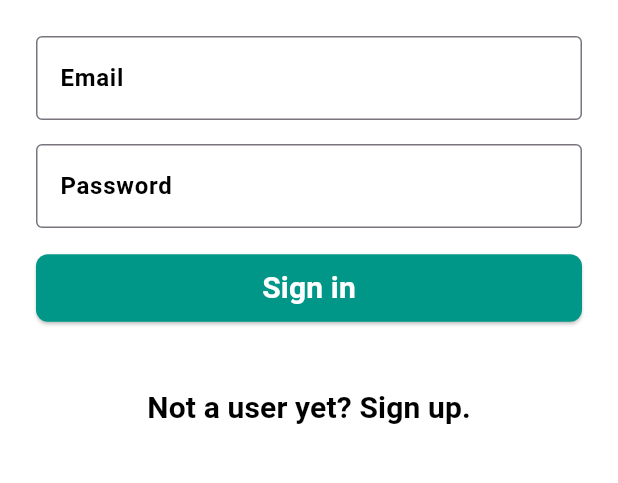
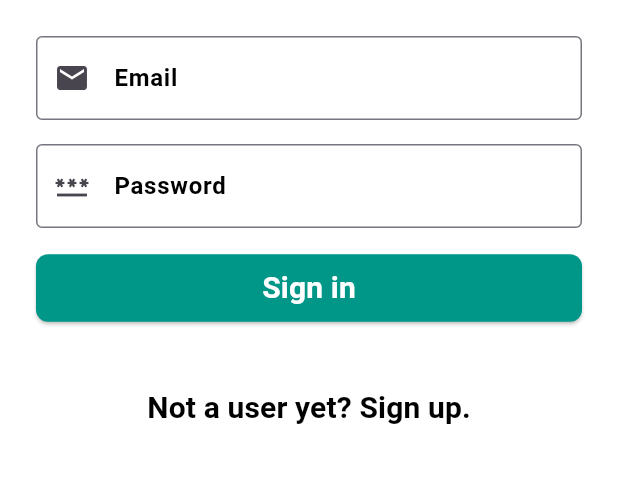
Before and after one commit to daFinndus/Messenger, a Flutter app: the screen it shows after launch, after a tap on "User already? Sign in.", on a phone screen of 412 x 824 dp, the part 84-567 px from its top. Run offline on Flutter 3.47's test engine with Material 2 defaults, Android fonts, the phone set to English and light mode, and no system bars; our stand-ins replace cloud_firestore, firebase_auth, firebase_core; accounts and stored records are empty.

Commit message:
Updated text fields with icons

```diff
--- a/lib/widgets/bottom_pages/login_page.dart
+++ b/lib/widgets/bottom_pages/login_page.dart
@@ -88,9 +88,15 @@ class _LoginPageState extends State<LoginPage> {
       child: Column(
         children: [
           CustomTextField(
-              title: "Email", obscure: false, controller: emailController),
+              icon: Icons.email,
+              text: "Email",
+              obscure: false,
+              controller: emailController),
           CustomTextField(
-              title: "Password", obscure: true, controller: passwordController),
+              icon: Icons.password,
+              text: "Password",
+              obscure: true,
+              controller: passwordController),
           Container(
             width: 384.0,
             decoration: BoxDecoration(borderRadius: BorderRadius.circular(4)),
--- a/lib/widgets/bottom_pages/personal_data_page.dart
+++ b/lib/widgets/bottom_pages/personal_data_page.dart
@@ -173,11 +173,13 @@ class _PersonalDataPageState extends State<PersonalDataPage> {
               ),
             ),
             CustomTextField(
-                title: "First Name",
+                icon: Icons.insert_emoticon_rounded,
+                text: "First Name",
                 obscure: false,
                 controller: firstNameController),
             CustomTextField(
-                title: "Last Name",
+                icon: Icons.insert_emoticon_sharp,
+                text: "Last Name",
                 obscure: false,
                 controller: lastNameController),
             CustomDatePicker(
--- a/lib/widgets/bottom_pages/register_page.dart
+++ b/lib/widgets/bottom_pages/register_page.dart
@@ -77,11 +77,18 @@ class _RegisterPageState extends State<RegisterPage> {
       child: Column(
         children: [
           CustomTextField(
-              title: "Email", obscure: false, controller: emailController),
+              icon: Icons.email,
+              text: "Email",
+              obscure: false,
+              controller: emailController),
           CustomTextField(
-              title: "Password", obscure: true, controller: passwordController),
+              icon: Icons.password,
+              text: "Password",
+              obscure: true,
+              controller: passwordController),
           CustomTextField(
-              title: "Confirm Password",
+              icon: Icons.password_outlined,
+              text: "Confirm Password",
               obscure: true,
               controller: confirmPasswordController),
           CustomBoxButton(title: "Next", function: goToNextPage),
--- a/lib/widgets/components/text_field.dart
+++ b/lib/widgets/components/text_field.dart
@@ -2,15 +2,17 @@ import 'package:flutter/material.dart';
 import 'package:messenger/constants/app_colors.dart';
 
 class CustomTextField extends StatelessWidget {
-  final String title;
+  final IconData? icon;
+  final String text;
   final TextEditingController controller;
   final bool obscure;
 
   const CustomTextField(
       {super.key,
-      required this.title,
+      required this.text,
       required this.obscure,
-      required this.controller});
+      required this.controller,
+      required this.icon});
 
   @override
   Widget build(BuildContext context) {
@@ -23,7 +25,8 @@ class CustomTextField extends StatelessWidget {
             TextStyle(fontWeight: FontWeight.bold, color: AppColors.darkColor),
         decoration: InputDecoration(
           border: const OutlineInputBorder(),
-          labelText: title,
+          prefixIcon: Icon(icon),
+          labelText: text,
           labelStyle: TextStyle(
               fontWeight: FontWeight.bold, color: AppColors.darkColor),
         ),
```
